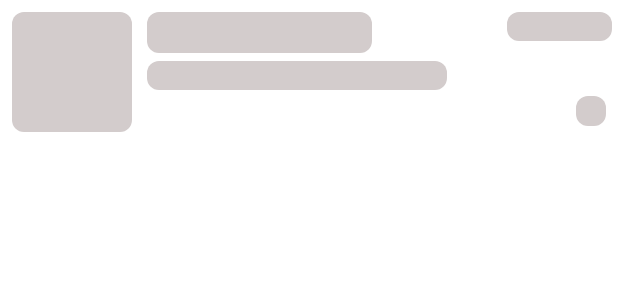
After one commit to sparjapati/One-Solution, an Android app: the layout shimmer_home_recycler_view_layout.xml on its own in the app's theme, with its tools: preview values and no code run, on a phone screen of 412 x 824 dp. The commit adds this screen. Shown: the top 300 px of the screen. Run offline under Robolectric (Android 15) with nearby library versions, the phone set to English and light mode, and no system bars; Roboto replaces fonts that are not available here.

Commit message:
Added shimmer effect to home-complaints recyclerview

```diff
--- a/app/build.gradle
+++ b/app/build.gradle
@@ -42,14 +42,14 @@ android {
 
 dependencies {
 
-    implementation 'androidx.core:core-ktx:1.6.0'
+    implementation 'androidx.core:core-ktx:1.7.0'
     implementation 'androidx.appcompat:appcompat:1.3.1'
     implementation 'com.google.android.material:material:1.4.0'
     implementation 'androidx.constraintlayout:constraintlayout:2.1.1'
     implementation 'androidx.legacy:legacy-support-v4:1.0.0'
     implementation 'com.google.firebase:firebase-database-ktx:20.0.2'
     implementation 'com.google.firebase:firebase-storage-ktx:20.0.0'
-    testImplementation 'junit:junit:4.+'
+    testImplementation 'junit:junit:4.13.2'
     androidTestImplementation 'androidx.test.ext:junit:1.1.3'
     androidTestImplementation 'androidx.test.espresso:espresso-core:3.4.0'
     implementation "androidx.navigation:navigation-fragment-ktx:2.3.5"
@@ -64,4 +64,8 @@ dependencies {
     implementation 'com.makeramen:roundedimageview:2.3.0'
     implementation platform('com.google.firebase:firebase-bom:28.4.2')
     implementation 'com.google.firebase:firebase-auth'
+
+    implementation 'com.facebook.shimmer:shimmer:0.5.0'
+    implementation 'com.todkars:shimmer-recyclerview:0.4.1'
+
 }
--- a/app/src/main/java/edu/vermaSanjay15907/oneSolution/fragments/HomeFragment.kt
+++ b/app/src/main/java/edu/vermaSanjay15907/oneSolution/fragments/HomeFragment.kt
@@ -51,6 +51,7 @@ class HomeFragment : Fragment() {
         val homeActivityComplaintListAdapter =
             setComplaintListAdapter(complaints)
 
+        binding.rvComplaints.showShimmer()
         database.reference.child(USERS).child(auth.uid!!).child(PROFILE_DETAILS)
             .addListenerForSingleValueEvent(object : ValueEventListener {
                 override fun onDataChange(snapshot: DataSnapshot) {
@@ -59,7 +60,7 @@ class HomeFragment : Fragment() {
                         getOfficerComplaints(currUser, complaints, homeActivityComplaintListAdapter)
                     } else
                         getUserComplaints(complaints, homeActivityComplaintListAdapter)
-
+                    binding.rvComplaints.hideShimmer()
                 }
 
                 override fun onCancelled(error: DatabaseError) {
--- /dev/null
+++ b/app/src/main/res/drawable/gray_bg.xml
@@ -0,0 +1,5 @@
+<?xml version="1.0" encoding="utf-8"?>
+<shape xmlns:android="http://schemas.android.com/apk/res/android">
+    <solid android:color="#D3CCCC" />
+    <corners android:radius="8dp"/>
+</shape>
--- a/app/src/main/res/layout/fragment_home.xml
+++ b/app/src/main/res/layout/fragment_home.xml
@@ -13,12 +13,19 @@
         android:layout_height="match_parent"
         tools:context=".fragments.HomeFragment">
 
-        <androidx.recyclerview.widget.RecyclerView
+        <com.todkars.shimmer.ShimmerRecyclerView
             android:id="@+id/rvComplaints"
             android:layout_width="match_parent"
-            android:layout_height="match_parent">
+            android:layout_height="match_parent"
+            app:layout_constraintBottom_toBottomOf="parent"
+            app:layout_constraintEnd_toEndOf="parent"
+            app:layout_constraintStart_toStartOf="parent"
+            app:layout_constraintTop_toTopOf="parent"
+            app:shimmer_recycler_item_count="10"
+            app:shimmer_recycler_layout="@layout/shimmer_home_recycler_view_layout"
+            tools:ignore="SpeakableTextPresentCheck">
 
-        </androidx.recyclerview.widget.RecyclerView>
+        </com.todkars.shimmer.ShimmerRecyclerView>
 
         <com.google.android.material.floatingactionbutton.FloatingActionButton
             android:id="@+id/btnAddNewComplaint"
--- /dev/null
+++ b/app/src/main/res/layout/shimmer_home_recycler_view_layout.xml
@@ -0,0 +1,68 @@
+<?xml version="1.0" encoding="utf-8"?>
+<layout xmlns:android="http://schemas.android.com/apk/res/android"
+    xmlns:app="http://schemas.android.com/apk/res-auto"
+    xmlns:tools="http://schemas.android.com/tools">
+
+    <data>
+
+    </data>
+
+    <androidx.constraintlayout.widget.ConstraintLayout
+        android:id="@+id/parent"
+        android:layout_width="match_parent"
+        android:layout_height="wrap_content">
+
+        <View
+            android:id="@+id/ivComplaintPhoto"
+            android:layout_width="80dp"
+            android:layout_height="80dp"
+            android:layout_marginStart="8dp"
+            android:layout_marginTop="8dp"
+            android:scaleType="centerCrop"
+            android:background="@drawable/gray_bg"
+            app:layout_constraintStart_toStartOf="parent"
+            app:layout_constraintTop_toTopOf="parent" />
+
+        <TextView
+            android:id="@+id/tvComplaingPersonName"
+            android:layout_width="150dp"
+            android:layout_height="wrap_content"
+            android:layout_marginStart="10dp"
+            android:textSize="20sp"
+            android:background="@drawable/gray_bg"
+            android:textStyle="bold"
+            app:layout_constraintStart_toEndOf="@+id/ivComplaintPhoto"
+            app:layout_constraintTop_toTopOf="@+id/ivComplaintPhoto" />
+
+        <TextView
+            android:id="@+id/tvComplaintAddress"
+            android:layout_width="200dp"
+            android:layout_height="wrap_content"
+            android:layout_marginTop="5dp"
+            android:background="@drawable/gray_bg"
+            android:textStyle="italic"
+            app:layout_constraintStart_toStartOf="@+id/tvComplaingPersonName"
+            app:layout_constraintTop_toBottomOf="@+id/tvComplaingPersonName" />
+
+        <TextView
+            android:id="@+id/tvComplaintDate"
+            android:background="@drawable/gray_bg"
+            android:layout_width="70dp"
+            android:layout_height="wrap_content"
+            android:layout_marginEnd="4dp"
+            app:layout_constraintEnd_toEndOf="parent"
+            app:layout_constraintTop_toTopOf="@+id/tvComplaingPersonName" />
+
+        <ImageView
+            android:id="@+id/ivStatus"
+            android:layout_width="20dp"
+            android:layout_height="20dp"
+            android:layout_marginEnd="4dp"
+            android:layout_marginBottom="4dp"
+            android:background="@drawable/gray_bg"
+            android:contentDescription="@string/complaint_status"
+            app:layout_constraintBottom_toBottomOf="@+id/ivComplaintPhoto"
+            app:layout_constraintEnd_toEndOf="@+id/tvComplaintDate" />
+
+    </androidx.constraintlayout.widget.ConstraintLayout>
+</layout>
--- a/build.gradle
+++ b/build.gradle
@@ -3,6 +3,7 @@ buildscript {
     repositories {
         google()
         mavenCentral()
+        maven { url "https://jitpack.io" }
     }
     dependencies {
         classpath 'com.android.tools.build:gradle:7.0.3'
@@ -12,6 +13,7 @@ buildscript {
         def nav_version = "2.3.5"
         classpath("androidx.navigation:navigation-safe-args-gradle-plugin:$nav_version")
 
+
         // NOTE: Do not place your application dependencies here; they belong
         // in the individual module build.gradle files
     }
```
